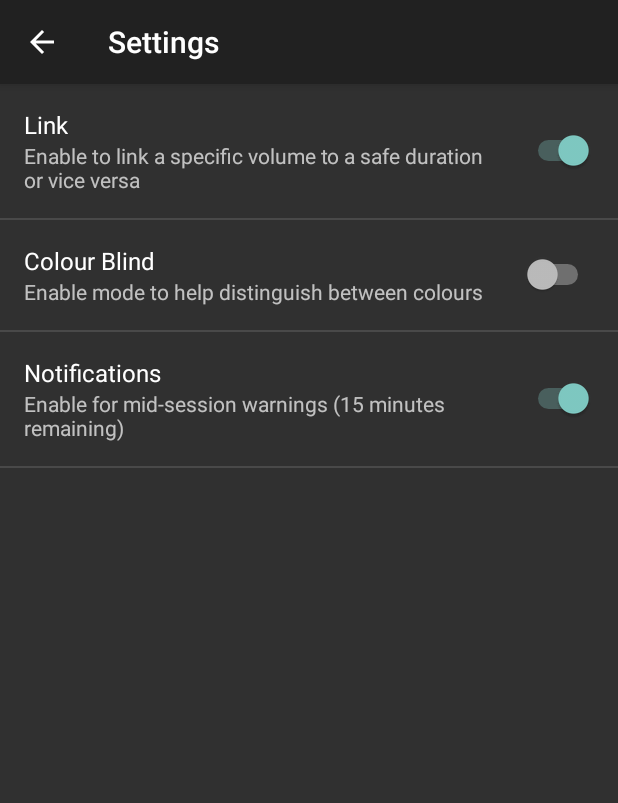
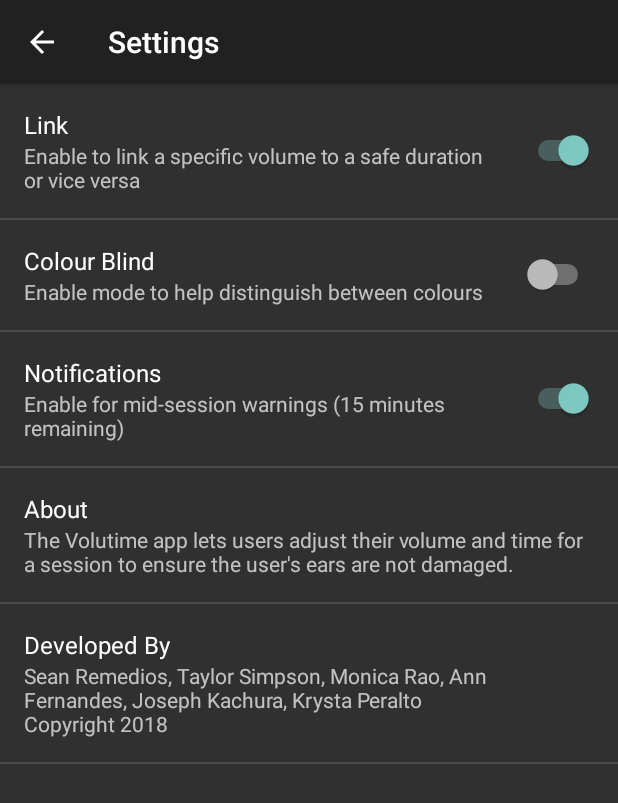
Before and after one commit to SeanRemedios/VolumeControl, an Android app: the screen it shows after launch (SettingActivity), after a tap on an icon or button, on a phone screen of 412 x 824 dp. Shown: the top 803 px of the screen. Run offline under Robolectric (Android 15) with nearby library versions, the phone set to English and light mode, and no system bars.

Commit message:
Last changes, added an about and developed by in settings

```diff
--- a/Volutime/app/src/main/java/com/volutime/MainActivity.java
+++ b/Volutime/app/src/main/java/com/volutime/MainActivity.java
@@ -386,7 +386,6 @@ public class MainActivity extends AppCompatActivity {
                         }
                     }
                 } else { // Music is on pause
-                    System.out.println("test");
                     sessionEnded(true);
                     try {
                         Synch.mutex_music_state.acquire();
--- a/Volutime/app/src/main/res/xml/pref_setting.xml
+++ b/Volutime/app/src/main/res/xml/pref_setting.xml
@@ -18,5 +18,17 @@
         android:key="Switch_Note"
         android:summary="Enable for mid-session warnings (15 minutes remaining)"
         android:title="Notifications" />
+    <Preference
+        android:editable="false"
+        android:layout_width="match_parent"
+        android:layout_height="wrap_content"
+        android:summary="The Volutime app lets users adjust their volume and time for a session to ensure the user's ears are not damaged."
+        android:title="About" />
+    <Preference
+        android:layout_width="match_parent"
+        android:layout_height="wrap_content"
+        android:summary="Sean Remedios, Taylor Simpson, Monica Rao, Ann Fernandes, Joseph Kachura, Krysta Peralto \nCopyright 2018"
+        android:title="Developed By"
+        />
 
 </PreferenceScreen>
```
